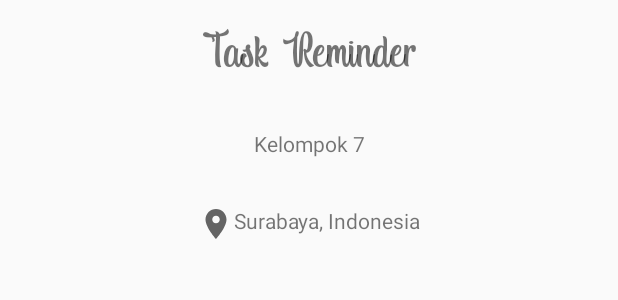
After one commit to sahruldotid/TaskReminder, an Android app: the layout about_dialog.xml on its own in the app's theme, with its tools: preview values and no code run, on a phone screen of 412 x 824 dp. The commit adds this screen. Shown: the top 300 px of the screen. Run offline under Robolectric (Android 15) with nearby library versions, the phone set to English and light mode, and no system bars.

Commit message:
add about page

```diff
--- a/app/src/main/java/com/syahrul/taskreminder/MainActivity.java
+++ b/app/src/main/java/com/syahrul/taskreminder/MainActivity.java
@@ -2,6 +2,7 @@ package com.syahrul.taskreminder;
 
 import android.app.Activity;
 import android.app.AlarmManager;
+import android.app.Dialog;
 import android.app.Notification;
 import android.app.PendingIntent;
 import android.content.Context;
@@ -12,13 +13,17 @@ import android.graphics.Color;
 import android.os.Build;
 import android.os.Bundle;
 import android.os.SystemClock;
+import android.util.DisplayMetrics;
 import android.view.Gravity;
 import android.view.View;
 import android.widget.AdapterView;
+import android.widget.Button;
 import android.widget.CheckBox;
 import android.widget.CompoundButton;
+import android.widget.LinearLayout;
 import android.widget.ListView;
 import android.widget.TextView;
+import android.widget.Toast;
 
 import androidx.annotation.NonNull;
 import androidx.annotation.RequiresApi;
@@ -610,4 +615,44 @@ public class MainActivity extends AppCompatActivity {
         firebaseAuth.addAuthStateListener(authStateListener);
         firebaseAuth.signOut();
     }
+
+
+
+    public void showAbout(View v){
+        final Dialog dialog = new Dialog(this);
+        //Mengeset judul dialog
+        dialog.setTitle("About");
+
+        //Mengeset layout
+        dialog.setContentView(R.layout.about_dialog);
+
+        //Membuat agar dialog tidak hilang saat di click di area luar dialog
+         dialog.setCanceledOnTouchOutside(true);
+
+        //Membuat dialog agar berukuran responsive
+        DisplayMetrics metrics = getResources().getDisplayMetrics();
+        int width = metrics.widthPixels;
+        dialog.getWindow().setLayout((6 * width) / 7, LinearLayout.LayoutParams.WRAP_CONTENT);
+
+//        Button cancelButton = (Button) dialog.findViewById(R.id.button_cancel);
+//        Button saveButton = (Button) dialog.findViewById(R.id.button_save);
+//
+//        saveButton.setOnClickListener(new View.OnClickListener() {
+//            @Override
+//            public void onClick(View v) {
+//                Toast.makeText(MainActivity.this, "Data saved", Toast.LENGTH_SHORT).show();
+//                dialog.dismiss();
+//            }
+//        });
+
+//        cancelButton.setOnClickListener(new View.OnClickListener() {
+//            @Override
+//            public void onClick(View v) {
+//                dialog.dismiss();
+//            }
+//        });
+
+        //Menampilkan custom dialog
+        dialog.show();
+    }
 }
--- /dev/null
+++ b/app/src/main/res/drawable/ic_baseline_location_on_24.xml
@@ -0,0 +1,10 @@
+<vector xmlns:android="http://schemas.android.com/apk/res/android"
+    android:width="24dp"
+    android:height="24dp"
+    android:viewportWidth="24"
+    android:viewportHeight="24"
+    android:tint="?attr/colorControlNormal">
+  <path
+      android:fillColor="@android:color/white"
+      android:pathData="M12,2C8.13,2 5,5.13 5,9c0,5.25 7,13 7,13s7,-7.75 7,-13c0,-3.87 -3.13,-7 -7,-7zM12,11.5c-1.38,0 -2.5,-1.12 -2.5,-2.5s1.12,-2.5 2.5,-2.5 2.5,1.12 2.5,2.5 -1.12,2.5 -2.5,2.5z"/>
+</vector>
--- /dev/null
+++ b/app/src/main/res/layout/about_dialog.xml
@@ -0,0 +1,43 @@
+<?xml version="1.0" encoding="utf-8"?>
+<androidx.constraintlayout.widget.ConstraintLayout xmlns:android="http://schemas.android.com/apk/res/android"
+    xmlns:app="http://schemas.android.com/apk/res-auto"
+    xmlns:tools="http://schemas.android.com/tools"
+    android:layout_width="match_parent"
+    android:layout_height="match_parent"
+    android:layout_marginBottom="16dp">
+
+    <TextView
+        android:id="@+id/tv_title"
+        android:layout_width="wrap_content"
+        android:layout_height="wrap_content"
+        android:layout_marginTop="16dp"
+        android:fontFamily="@font/indigo_daisy"
+        android:text="@string/app_name"
+        android:textSize="35sp"
+        app:layout_constraintEnd_toEndOf="parent"
+        app:layout_constraintStart_toStartOf="parent"
+        app:layout_constraintTop_toTopOf="parent" />
+
+    <TextView
+        android:id="@+id/textView2"
+        android:layout_width="wrap_content"
+        android:layout_height="wrap_content"
+        android:layout_marginTop="32dp"
+        android:text="Kelompok 7"
+        app:layout_constraintEnd_toEndOf="parent"
+        app:layout_constraintStart_toStartOf="parent"
+        app:layout_constraintTop_toBottomOf="@+id/tv_title" />
+
+    <TextView
+        android:id="@+id/textView"
+        android:layout_width="wrap_content"
+        android:layout_height="wrap_content"
+        android:layout_marginTop="32dp"
+        android:drawableLeft="@drawable/ic_baseline_location_on_24"
+        android:text="Surabaya, Indonesia"
+        app:layout_constraintEnd_toEndOf="parent"
+        app:layout_constraintStart_toStartOf="parent"
+        app:layout_constraintTop_toBottomOf="@+id/textView2" />
+
+
+</androidx.constraintlayout.widget.ConstraintLayout>
--- a/app/src/main/res/layout/activity_main.xml
+++ b/app/src/main/res/layout/activity_main.xml
@@ -28,7 +28,8 @@
                 android:textAlignment="center"
                 android:textColor="#FFFFFF"
                 android:textSize="18dp"
-                android:textStyle="bold" />
+                android:textStyle="bold"
+                android:onClick="showAbout"/>
 
             <TextView
                 android:id="@+id/nb_tasks"
```
